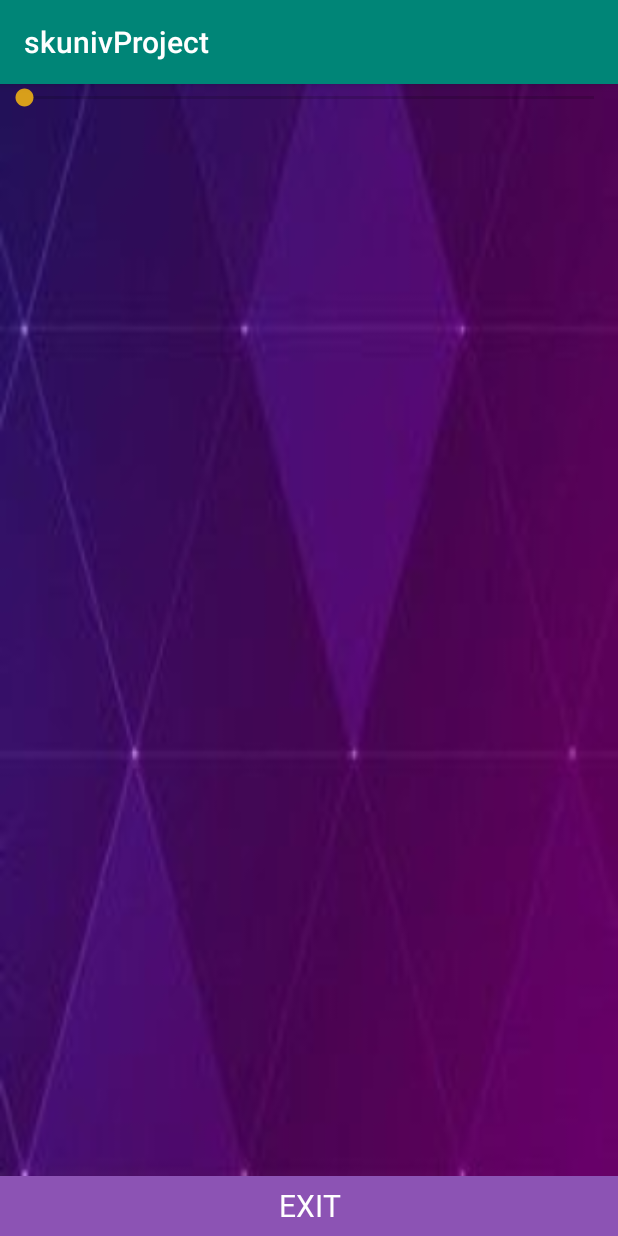
After one commit to Rayoungji/RhythmGame-Android, an Android app: the GamePage2 screen opened directly, with no data from a screen before it, on a phone screen of 412 x 824 dp. The commit adds this screen. Run offline under Robolectric (Android 15) with nearby library versions, the phone set to English and light mode, and no system bars.

Commit message:
GamePage2 -> 노래 선택시 페이지 넘어가서 노래 재생 ->exit 버튼 클릭시 게임 종료

```diff
--- a/app/src/main/AndroidManifest.xml
+++ b/app/src/main/AndroidManifest.xml
@@ -9,7 +9,8 @@
         android:roundIcon="@mipmap/ic_launcher_round"
         android:supportsRtl="true"
         android:theme="@style/AppTheme">
-        <activity android:name=".GameDone"></activity>
+        <activity android:name=".GamePage2"></activity>
+        <activity android:name=".GameDone" />
         <activity android:name=".Rank" />
         <activity android:name=".GamePage" />
         <activity android:name=".SecondMain" />
--- /dev/null
+++ b/app/src/main/java/com/example/skunivproject/GamePage2.java
@@ -0,0 +1,94 @@
+package com.example.skunivproject;
+
+import androidx.appcompat.app.AlertDialog;
+import androidx.appcompat.app.AppCompatActivity;
+
+import android.content.DialogInterface;
+import android.content.Intent;
+import android.media.MediaPlayer;
+import android.os.Bundle;
+import android.view.View;
+import android.widget.Button;
+import android.widget.SeekBar;
+import android.widget.TextView;
+
+import org.w3c.dom.Text;
+
+public class GamePage2 extends AppCompatActivity {
+
+    MediaPlayer mp;
+    SeekBar sb;
+
+    @Override
+    protected void onCreate(Bundle savedInstanceState) {
+        super.onCreate(savedInstanceState);
+        setContentView(R.layout.activity_game_page2);
+
+        Button btn=(Button)findViewById(R.id.exit);
+        SeekBar sb=(SeekBar)findViewById(R.id.sb);
+
+        //인텐트로 음악제목 가져오기
+        Intent intent=getIntent();
+        int img=intent.getIntExtra("img",1);
+        String imageName= intent.getStringExtra("imgTitle");
+        String a="wish you were gay",b="mine",c="paris";
+        String d="holiday", e="itzy", f="snapping";
+
+        //가져온 제목에 맞는 음악 재생하기
+        if(a.equals(imageName)) {
+            mp= MediaPlayer.create(
+                getApplicationContext(), R.raw.wishyouweregay);
+            mp.start();
+        }
+
+        if(b.equals(imageName))
+        { mp= MediaPlayer.create(
+                getApplicationContext(),
+                R.raw.mine);
+            mp.start();}
+
+        if(c.equals(imageName))
+        { mp= MediaPlayer.create(
+                getApplicationContext(),
+                R.raw.paris);
+            mp.start();}
+
+        if(d.equals(imageName)) {
+            mp= MediaPlayer.create(
+                    getApplicationContext(), R.raw.holiday);
+            mp.start();
+        }
+
+        if(e.equals(imageName))
+        { mp= MediaPlayer.create(
+                getApplicationContext(),
+                R.raw.itzy);
+            mp.start();}
+
+        if(f.equals(imageName))
+        { mp= MediaPlayer.create(
+                getApplicationContext(),
+                R.raw.snapping);
+            mp.start();}
+
+        btn.setOnClickListener(new View.OnClickListener() {
+            @Override
+            public void onClick(View v) {
+                mp.stop();
+                AlertDialog.Builder exit=new AlertDialog.Builder(GamePage2.this);
+                exit.setTitle(">>게임을 종료하시겠습니까?<<");
+                exit.setMessage("게임을 종료하시면 지금까지의 기록은 사라지게됩니다");
+                exit.setPositiveButton("종료하기", new DialogInterface.OnClickListener() {
+                    @Override
+                    public void onClick(DialogInterface dialog, int which) {
+                        Intent finish=new Intent(getApplicationContext(),SecondMain.class);
+                        startActivity(finish);
+                    }
+                });
+                exit.show();
+            }
+        });
+
+    }
+
+}
--- a/app/src/main/res/layout/activity_game_page.xml
+++ b/app/src/main/res/layout/activity_game_page.xml
@@ -7,6 +7,7 @@
     android:orientation="vertical"
     android:background="@drawable/rythmbackground"
     tools:context=".GamePage">
+
     <LinearLayout
         android:layout_width="match_parent"
         android:layout_height="match_parent"
--- /dev/null
+++ b/app/src/main/res/layout/activity_game_page2.xml
@@ -0,0 +1,42 @@
+<?xml version="1.0" encoding="utf-8"?>
+<LinearLayout xmlns:android="http://schemas.android.com/apk/res/android"
+    xmlns:app="http://schemas.android.com/apk/res-auto"
+    xmlns:tools="http://schemas.android.com/tools"
+    android:layout_width="match_parent"
+    android:layout_height="match_parent"
+    android:orientation="vertical"
+    android:background="@drawable/rythmbackground"
+    tools:context=".GamePage2">
+
+
+    <LinearLayout
+        android:layout_width="match_parent"
+        android:layout_height="30dp"
+        android:orientation="vertical"
+        android:layout_weight="20">
+
+        <androidx.appcompat.widget.AppCompatSeekBar
+            android:layout_width="match_parent"
+            android:layout_height="wrap_content"
+            android:id="@+id/sb"/>
+
+    </LinearLayout>
+
+    <LinearLayout
+        android:layout_width="match_parent"
+        android:layout_height="wrap_content">
+
+        <Button
+            android:id="@+id/exit"
+            android:layout_gravity="bottom"
+            android:layout_width="match_parent"
+            android:layout_height="40dp"
+            android:fontFamily="@font/sangmoon"
+            android:gravity="center"
+            android:background="#8C53B4"
+            android:text="Exit"
+            android:textSize="20dp"
+            android:textColor="#FFFF"/>
+    </LinearLayout>
+
+</LinearLayout>
```
Also changed, not shown: app/src/main/java/com/example/skunivproject/GalleryAdapter.java (+14 -3 lines), app/src/main/java/com/example/skunivproject/GamePage.java (+61 -10 lines), app/src/main/res/drawable/exit2.jpg (added), app/src/main/res/drawable/pause.png (added), 6 other files.
